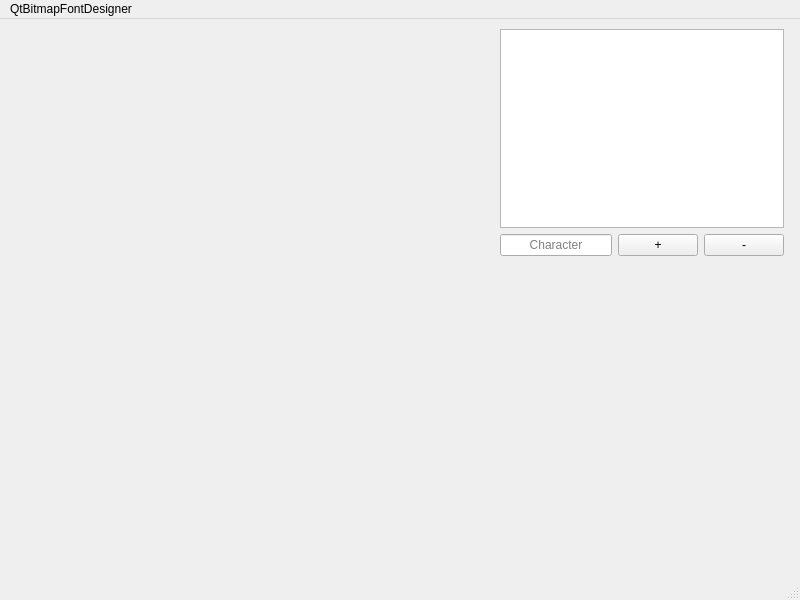
Qt form mainwindow.ui (gflix/QtBitmapFontDesigner) before a commit.
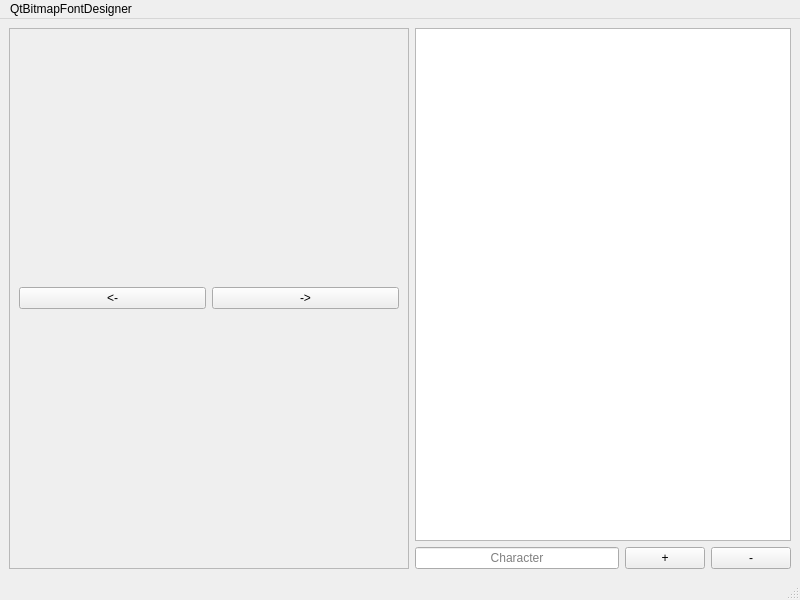
The same form after that commit.

Commit message: Extended character editor to allow toggling the blocks by mouse press.

Diff of the .ui file:
```diff
--- a/mainwindow.ui
+++ b/mainwindow.ui
@@ -14,15 +14,48 @@
    <string>MainWindow</string>
   </property>
   <widget class="QWidget" name="centralwidget">
-   <widget class="QWidget" name="">
-    <property name="geometry">
-     <rect>
-      <x>500</x>
-      <y>10</y>
-      <width>284</width>
-      <height>227</height>
-     </rect>
-    </property>
+   <layout class="QGridLayout" name="gridLayout">
+    <item row="0" column="0">
+     <widget class="QFrame" name="frame">
+      <property name="minimumSize">
+       <size>
+        <width>400</width>
+        <height>0</height>
+       </size>
+      </property>
+      <property name="frameShape">
+       <enum>QFrame::StyledPanel</enum>
+      </property>
+      <property name="frameShadow">
+       <enum>QFrame::Raised</enum>
+      </property>
+      <layout class="QVBoxLayout" name="verticalLayout_3">
+       <item>
+        <layout class="QVBoxLayout" name="frameLayout">
+         <item>
+          <layout class="QHBoxLayout" name="horizontalLayout_2">
+           <item>
+            <widget class="QPushButton" name="removeCharacterColumn">
+             <property name="text">
+              <string>&lt;-</string>
+             </property>
+            </widget>
+           </item>
+           <item>
+            <widget class="QPushButton" name="addCharacterColumn">
+             <property name="text">
+              <string>-&gt;</string>
+             </property>
+            </widget>
+           </item>
+          </layout>
+         </item>
+        </layout>
+       </item>
+      </layout>
+     </widget>
+    </item>
+    <item row="0" column="1">
     <layout class="QVBoxLayout" name="verticalLayout">
      <item>
       <widget class="QTreeView" name="treeViewCharacters"/>
@@ -59,7 +92,8 @@
       </layout>
      </item>
     </layout>
-   </widget>
+    </item>
+   </layout>
   </widget>
   <widget class="QMenuBar" name="menubar">
    <property name="geometry">
```
Lines whose indentation alone changed are shown as unchanged. The commit also changes 12 other files.
